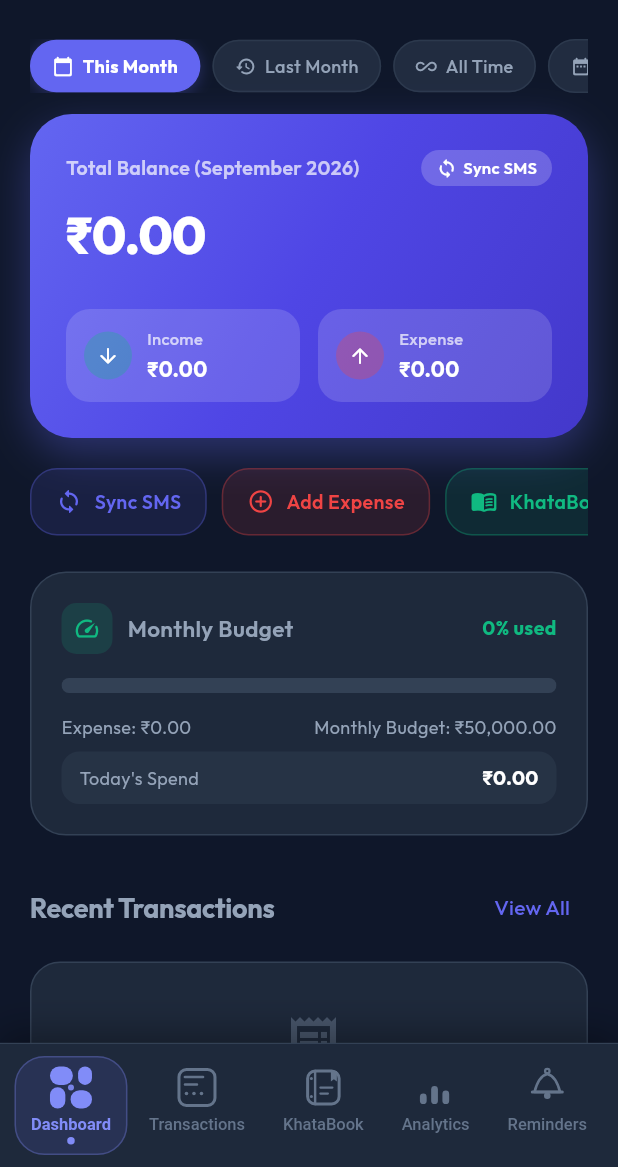
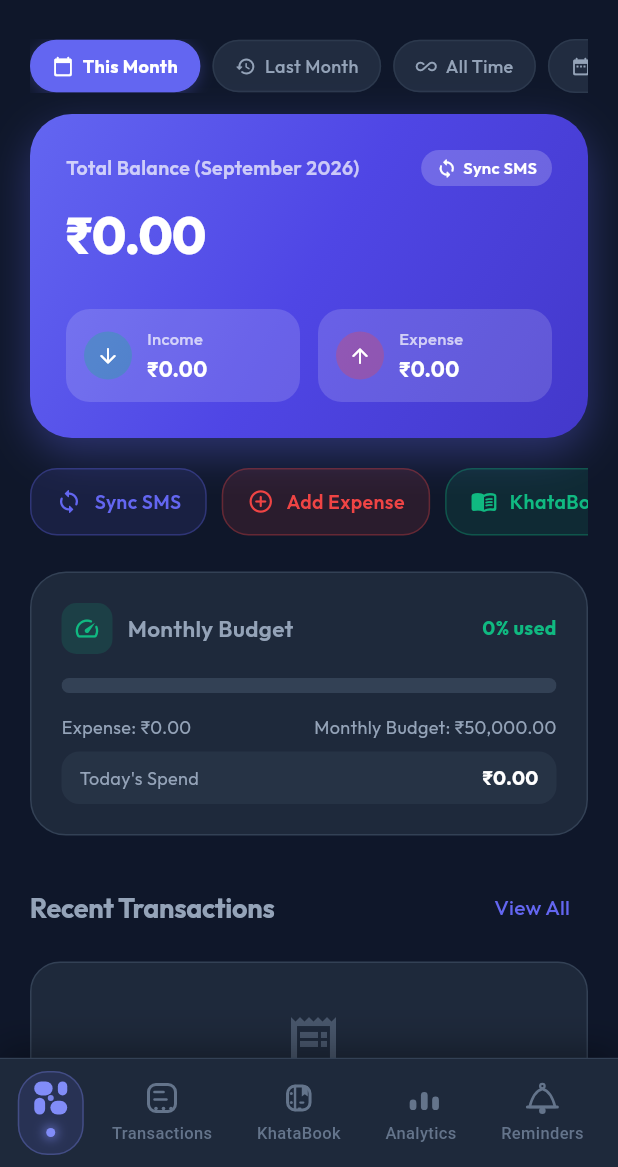
Before and after one commit to rai-ms/expense_tracker, a Flutter app: the screen it shows after launch, on a phone screen of 412 x 824 dp, the part 69-1236 px from its top. Run offline on Flutter 3.47's test engine with Material 3 defaults, Android fonts, the phone set to English and light mode, and no system bars; our stand-ins replace bot_toast, equatable, fl_chart, flutter_bloc, flutter_local_notifications, flutter_native_contact_picker and 11 more; missing offline and left inert: flutter_sms_inbox; generated files the repository leaves out were written again.

Commit message:
feat: hide text label for selected bottom nav tab and show only for unselected tabs

```diff
--- a/lib/presentation/modules/main_navigation/ui/widgets/animated_bottom_nav_bar.dart
+++ b/lib/presentation/modules/main_navigation/ui/widgets/animated_bottom_nav_bar.dart
@@ -122,35 +122,47 @@
               inactiveColor: inactiveColor,
             ),
             const SizedBox(height: 4),
-            AnimatedDefaultTextStyle(
+            // Smoothly switch: Text label for unselected tabs, glowing neon dot for selected tab
+            SizedBox(
+              height: 16,
+              child: AnimatedSwitcher(
                 duration: const Duration(milliseconds: 250),
-              curve: Curves.easeInOut,
-              style: TextStyle(
-                fontSize: 11,
-                fontWeight: isSelected ? FontWeight.bold : FontWeight.w500,
-                color: isSelected ? activeColor : inactiveColor,
-                fontFamily: 'Roboto',
+                transitionBuilder: (child, animation) {
+                  return FadeTransition(
+                    opacity: animation,
+                    child: ScaleTransition(
+                      scale: animation,
+                      child: child,
                     ),
-              child: Text(
-                data.label,
-                maxLines: 1,
-                overflow: TextOverflow.ellipsis,
-              ),
-            ),
-            const SizedBox(height: 2),
-            // Glowing neon indicator dot
-            AnimatedOpacity(
-              duration: const Duration(milliseconds: 250),
-              opacity: isSelected ? 1.0 : 0.0,
-              child: AnimatedScale(
-                duration: const Duration(milliseconds: 250),
-                scale: isSelected ? 1.0 : 0.0,
-                child: Container(
-                  width: 5,
-                  height: 5,
+                  );
+                },
+                child: isSelected
+                    ? Container(
+                        key: const ValueKey('indicator_dot'),
+                        width: 6,
+                        height: 6,
                         decoration: BoxDecoration(
                           color: activeColor,
                           shape: BoxShape.circle,
+                          boxShadow: [
+                            BoxShadow(
+                              color: activeColor.withValues(alpha: 0.8),
+                              blurRadius: 6,
+                              spreadRadius: 1,
+                            ),
+                          ],
+                        ),
+                      )
+                    : Text(
+                        data.label,
+                        key: ValueKey('label_${data.label}'),
+                        maxLines: 1,
+                        overflow: TextOverflow.ellipsis,
+                        style: TextStyle(
+                          fontSize: 11,
+                          fontWeight: FontWeight.w500,
+                          color: inactiveColor,
+                          fontFamily: 'Roboto',
                         ),
                       ),
               ),
--- a/lib/presentation/modules/main_navigation/ui/widgets/rive_animated_icons.dart
+++ b/lib/presentation/modules/main_navigation/ui/widgets/rive_animated_icons.dart
@@ -73,8 +73,8 @@
         final color = Color.lerp(widget.inactiveColor, widget.activeColor, progress)!;
 
         return SizedBox(
-          width: 28,
-          height: 28,
+          width: 22,
+          height: 22,
           child: CustomPaint(
             painter: _getRivePainter(widget.tab, progress, color, widget.activeColor),
           ),
```
Lines whose indentation alone changed are shown as unchanged.
